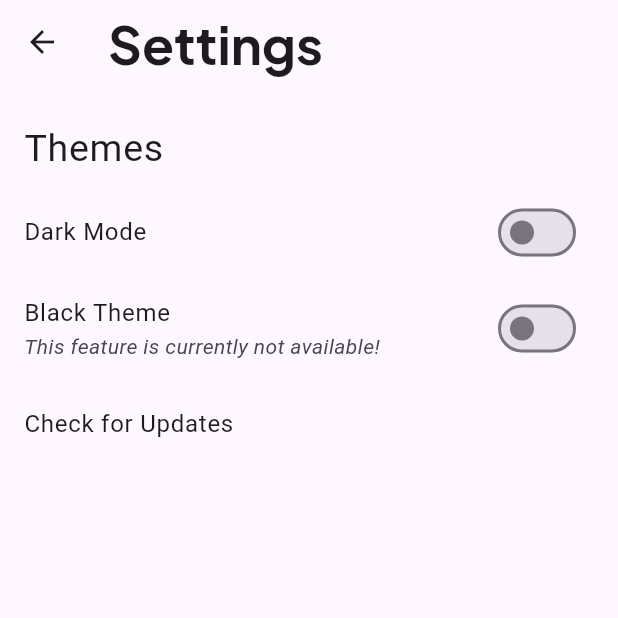
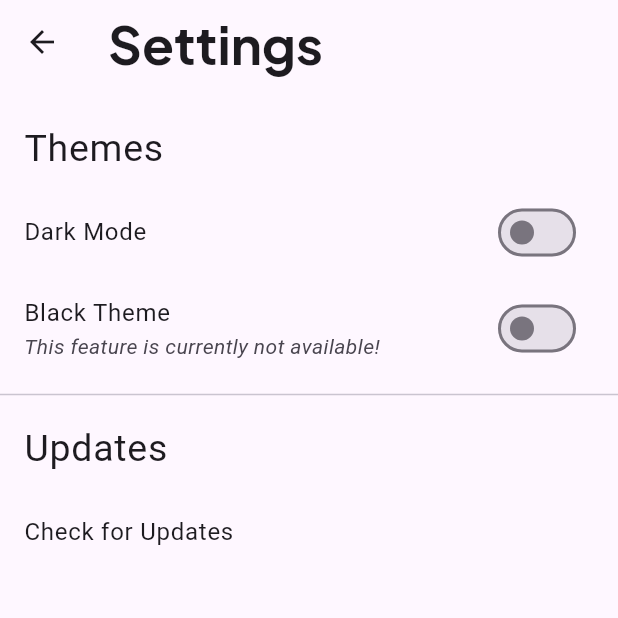
Before and after one commit to Reynold29/CSI-Hymns-and-Lyrics, a Flutter app: the screen it shows after launch, in the side drawer, after a tap on "Settings", on a phone screen of 412 x 824 dp, the top half of it. Run offline on Flutter 3.47's test engine with Material 3 defaults, Android fonts, the light colour scheme and no system bars; our stand-ins replace font_awesome_flutter, shared_preferences.

Commit message:
flutter: Improve Code

```diff
--- a/lib/main.dart
+++ b/lib/main.dart
@@ -1,5 +1,4 @@
 import 'package:flutter/material.dart';
-import 'package:hymns_latest/screens/settings_screen.dart';
 import 'package:provider/provider.dart';
 import 'package:shared_preferences/shared_preferences.dart';
 import 'package:hymns_latest/widgets/gesture_control.dart';
@@ -28,9 +27,6 @@ class MyApp extends StatelessWidget {
           darkTheme: ThemeData.dark(),
           themeMode: themeState.themeMode,
           home: const MainScreen(),
-          routes: {
-            '/settings': (context) => const SettingsScreen(),
-          },
         );
       },
     );
--- a/lib/screens/settings_screen.dart
+++ b/lib/screens/settings_screen.dart
@@ -91,6 +91,19 @@ class _SettingsScreenState extends State<SettingsScreen> {
                 },
               ),
             ),
+            const Divider(),
+            ListTile(
+              title: const Text(
+                'Updates',
+                style: TextStyle(fontWeight: FontWeight.w400, fontSize: 25.0),
+              ),
+              onTap: () {
+                Navigator.push(
+                  context,
+                  MaterialPageRoute(builder: (context) => AppThemeScreen(initialDarkModeState: _isDarkMode)),
+                );
+              },
+            ),
             ListTile(
             title: const Text('Check for Updates'),
             onTap: () {
--- a/lib/widgets/search_bar.dart
+++ b/lib/widgets/search_bar.dart
@@ -4,8 +4,7 @@ class SearchBar extends StatelessWidget {
 
   final ValueChanged<String>? onChanged;
 
-  SearchBar({
-    Key? key,
+  const SearchBar({super.key,
     required this.hintText,
     this.hintStyle,
     this.onChanged
--- a/pubspec.yaml
+++ b/pubspec.yaml
@@ -37,13 +37,11 @@ dependencies:
   font_awesome_flutter: ^10.7.0
   json_serializable: ^6.7.1
   json_annotation: ^4.8.1
-  progress_indicators: ^1.0.0
 
   # The following adds the Cupertino Icons font to your application.
   # Use with the CupertinoIcons class for iOS style icons.
   cupertino_icons: ^1.0.6
   google_fonts: ^6.2.1
-  package_info_plus: ^7.0.0
 
 dev_dependencies:
   flutter_test:
```
Also changed, not shown: pubspec.lock, 1 other file.
